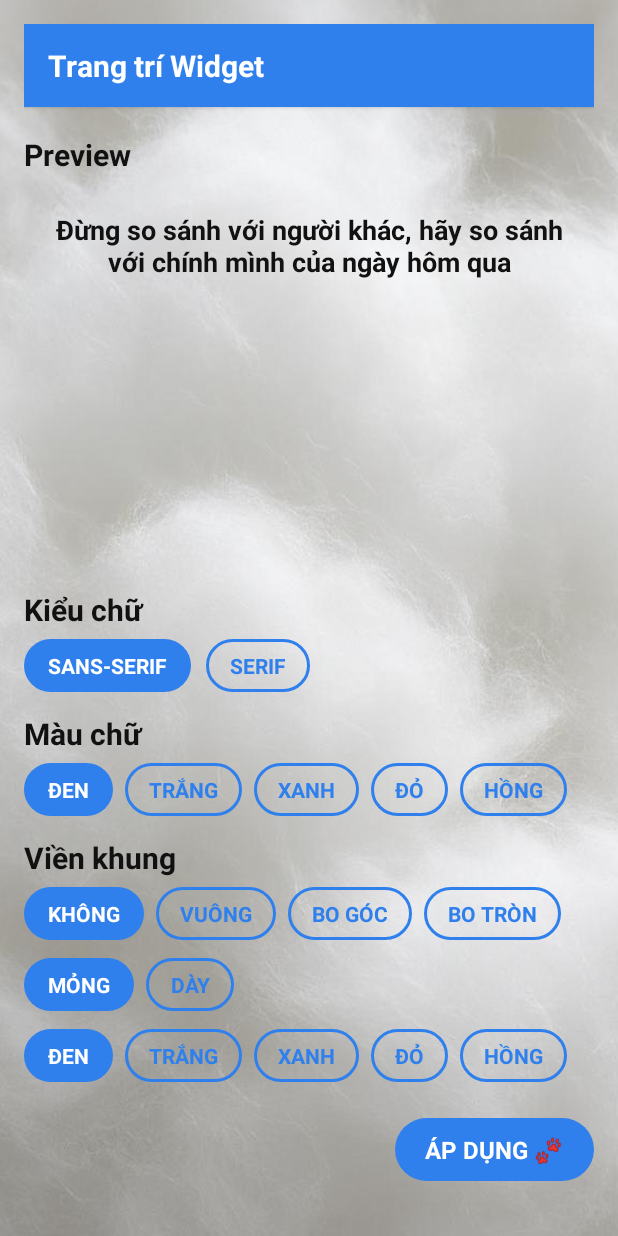
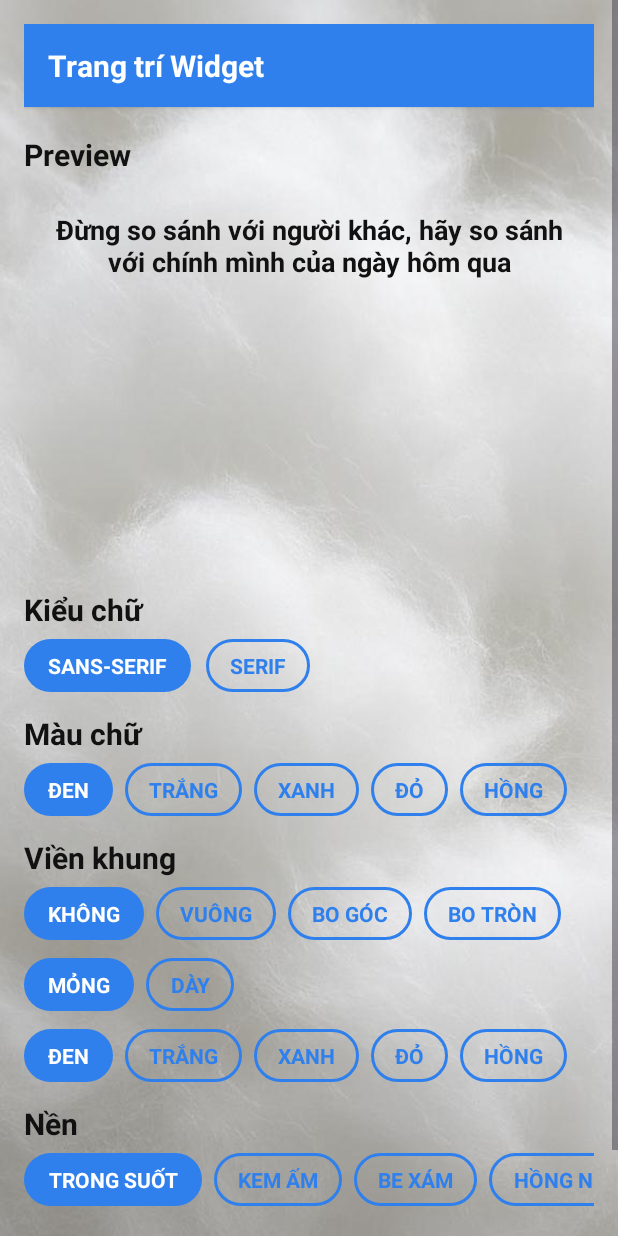
Before and after one commit to glassrose81-ui/Meowwidgetapp, an Android app: the WidgetDecorActivity screen opened directly, with no data from a screen before it, on a phone screen of 412 x 824 dp. Run offline under Robolectric (Android 15) with nearby library versions, the phone set to English and light mode, and no system bars.

Commit message:
Update WidgetDecorActivity.kt

```diff
--- a/app/src/main/java/com/meowwidget/gd1/ui/decor/WidgetDecorActivity.kt
+++ b/app/src/main/java/com/meowwidget/gd1/ui/decor/WidgetDecorActivity.kt
@@ -24,6 +24,8 @@ class WidgetDecorActivity : AppCompatActivity() {
     private var selectedBorderStyleBtn: TextView? = null
     private var selectedBorderWidthBtn: TextView? = null
     private var selectedBorderColorBtn: TextView? = null
+
+    private var selectedBgBtn: TextView? = null
 
     // Current preview values
     private var borderStyle: String = "none" // none | square | round | pill
@@ -66,21 +68,19 @@ class WidgetDecorActivity : AppCompatActivity() {
         val titlePreview = TextView(this).apply {
             text = "Preview"
             setTextColor(0xFF111111.toInt())
-            textSize = 20f   // ↑ from 18f
+            textSize = 20f
             typeface = Typeface.DEFAULT_BOLD
             setPadding(0, dp(18), 0, dp(8))
         }
 
         // Preview card — "border is max": no outer card background
         val previewCard = FrameLayout(this).apply {
-            // No padding here so border can sit at the very edge (max boundary)
-            setPadding(0, 0, 0, 0)
-            minimumHeight = dp(240) // roomy enough for B5 later
+            setPadding(0, 0, 0, 0) // border sits at edge
+            minimumHeight = dp(240)
             layoutParams = LinearLayout.LayoutParams(
                 ViewGroup.LayoutParams.MATCH_PARENT,
                 ViewGroup.LayoutParams.WRAP_CONTENT
             ).apply { bottomMargin = dp(20) }
-            // background left transparent; border will define the visible edge
         }
 
         // Layers
@@ -98,7 +98,6 @@ class WidgetDecorActivity : AppCompatActivity() {
             )
             visibility = View.GONE
         }
-        // Inner content area with padding so text doesn't touch the border
         val contentLayer = FrameLayout(this).apply {
             setPadding(dp(16), dp(16), dp(16), dp(16))
             layoutParams = FrameLayout.LayoutParams(
@@ -108,10 +107,9 @@ class WidgetDecorActivity : AppCompatActivity() {
         }
         val previewQuote = TextView(this).apply {
             text = "Đừng so sánh với người khác, hãy so sánh với chính mình của ngày hôm qua"
-            setTextColor(0xFF111111.toInt()) // default text color
+            setTextColor(0xFF111111.toInt())
             textSize = 18f
             gravity = Gravity.CENTER
-            // default: SANS + BOLD to match real widget feel
             typeface = Typeface.SANS_SERIF
             setTypeface(typeface, Typeface.BOLD)
             layoutParams = FrameLayout.LayoutParams(
@@ -120,35 +118,26 @@ class WidgetDecorActivity : AppCompatActivity() {
             )
         }
         contentLayer.addView(previewQuote)
-
         previewCard.addView(bgLayer)
         previewCard.addView(borderLayer)
         previewCard.addView(contentLayer)
 
         // ===== B4.1: Kiểu chữ & Màu chữ (Preview ONLY) =====
 
-        // Title: Font
         val titleFont = TextView(this).apply {
             text = "Kiểu chữ"
             setTextColor(0xFF111111.toInt())
-            textSize = 20f   // ↑ from 18f
+            textSize = 20f
             typeface = Typeface.DEFAULT_BOLD
             setPadding(0, dp(8), 0, dp(6))
         }
-
-        val fontRow = LinearLayout(this).apply {
-            orientation = LinearLayout.HORIZONTAL
-        }
-
+        val fontRow = LinearLayout(this).apply { orientation = LinearLayout.HORIZONTAL }
         val btnSans = outlineButton("SANS-SERIF")
         val btnSerif = outlineButton("SERIF")
-
-        // default selection: SANS
         setButtonSelected(btnSans, true)
         selectedFontBtn = btnSans
         previewQuote.typeface = Typeface.SANS_SERIF
         previewQuote.setTypeface(previewQuote.typeface, Typeface.BOLD)
-
         btnSans.setOnClickListener {
             if (selectedFontBtn !== btnSans) {
                 setButtonSelected(selectedFontBtn, false)
@@ -167,30 +156,21 @@ class WidgetDecorActivity : AppCompatActivity() {
                 previewQuote.setTypeface(previewQuote.typeface, Typeface.BOLD)
             }
         }
-
         fontRow.addView(btnSans)
         fontRow.addView(spaceH(dp(10)))
         fontRow.addView(btnSerif)
-
-        // Wrap fontRow to avoid squeezing on small screens
         val fontScroll = HorizontalScrollView(this).apply { isHorizontalScrollBarEnabled = false }
         fontScroll.addView(fontRow)
 
-        // Title: Text color
         val titleColor = TextView(this).apply {
             text = "Màu chữ"
             setTextColor(0xFF111111.toInt())
-            textSize = 20f   // ↑ from 18f
+            textSize = 20f
             typeface = Typeface.DEFAULT_BOLD
             setPadding(0, dp(14), 0, dp(6))
         }
-
-        val colorRow = LinearLayout(this).apply {
-            orientation = LinearLayout.HORIZONTAL
-        }
-
+        val colorRow = LinearLayout(this).apply { orientation = LinearLayout.HORIZONTAL }
         data class ColorOpt(val name: String, val value: Int)
-
         val colors = listOf(
             ColorOpt("ĐEN", 0xFF111111.toInt()),
             ColorOpt("TRẮNG", 0xFFFFFFFF.toInt()),
@@ -198,11 +178,10 @@ class WidgetDecorActivity : AppCompatActivity() {
             ColorOpt("ĐỎ", 0xFFC62828.toInt()),
             ColorOpt("HỒNG", 0xFFF48FB1.toInt())
         )
-
         colors.forEachIndexed { idx, opt ->
             val b = outlineButton(opt.name)
             if (idx == 0) {
-                setButtonSelected(b, true) // default select BLACK
+                setButtonSelected(b, true)
                 selectedTextColorBtn = b
             }
             b.setOnClickListener {
@@ -216,8 +195,6 @@ class WidgetDecorActivity : AppCompatActivity() {
             colorRow.addView(b)
             if (idx != colors.size - 1) colorRow.addView(spaceH(dp(8)))
         }
-
-        // Wrap colorRow to avoid squeezing on small screens
         val colorScroll = HorizontalScrollView(this).apply { isHorizontalScrollBarEnabled = false }
         colorScroll.addView(colorRow)
 
@@ -226,7 +203,7 @@ class WidgetDecorActivity : AppCompatActivity() {
         val titleBorder = TextView(this).apply {
             text = "Viền khung"
             setTextColor(0xFF111111.toInt())
-            textSize = 20f   // ↑ from 18f
+            textSize = 20f
             typeface = Typeface.DEFAULT_BOLD
             setPadding(0, dp(14), 0, dp(6))
         }
@@ -237,13 +214,10 @@ class WidgetDecorActivity : AppCompatActivity() {
         val btnStyleSquare = outlineButton("VUÔNG")
         val btnStyleRound = outlineButton("BO GÓC")
         val btnStylePill = outlineButton("BO TRÒN")
-
-        // default: KHÔNG
         setButtonSelected(btnStyleNone, true)
         selectedBorderStyleBtn = btnStyleNone
         borderStyle = "none"
         updateBorder(borderLayer)
-
         btnStyleNone.setOnClickListener {
             if (selectedBorderStyleBtn !== btnStyleNone) {
                 setButtonSelected(selectedBorderStyleBtn, false)
@@ -280,7 +254,6 @@ class WidgetDecorActivity : AppCompatActivity() {
                 updateBorder(borderLayer)
             }
         }
-
         styleRow.addView(btnStyleNone)
         styleRow.addView(spaceH(dp(8)))
         styleRow.addView(btnStyleSquare)
@@ -288,11 +261,10 @@ class WidgetDecorActivity : AppCompatActivity() {
         styleRow.addView(btnStyleRound)
         styleRow.addView(spaceH(dp(8)))
         styleRow.addView(btnStylePill)
-
         val styleScroll = HorizontalScrollView(this).apply { isHorizontalScrollBarEnabled = false }
         styleScroll.addView(styleRow)
 
-        // Row: Width (MỎNG / DÀY) — add 12dp spacing above to not touch style row
+        // Row: Width (MỎNG / DÀY) — 12dp spacing above
         val widthRow = LinearLayout(this).apply {
             orientation = LinearLayout.HORIZONTAL
             layoutParams = LinearLayout.LayoutParams(
@@ -302,13 +274,10 @@ class WidgetDecorActivity : AppCompatActivity() {
         }
         val btnThin = outlineButton("MỎNG")
         val btnThick = outlineButton("DÀY")
-
-        // default: MỎNG
         setButtonSelected(btnThin, true)
         selectedBorderWidthBtn = btnThin
         borderWidthDp = 2
         updateBorder(borderLayer)
-
         btnThin.setOnClickListener {
             if (selectedBorderWidthBtn !== btnThin) {
                 setButtonSelected(selectedBorderWidthBtn, false)
@@ -327,18 +296,16 @@ class WidgetDecorActivity : AppCompatActivity() {
                 updateBorder(borderLayer)
             }
         }
-
         widthRow.addView(btnThin)
         widthRow.addView(spaceH(dp(8)))
         widthRow.addView(btnThick)
 
         // Row: Border color (reuse text palette) — 12dp spacing from widthRow
         val borderColorRow = LinearLayout(this).apply { orientation = LinearLayout.HORIZONTAL }
-
         colors.forEachIndexed { idx, opt ->
             val b = outlineButton(opt.name)
             if (idx == 0) {
-                setButtonSelected(b, true) // default select BLACK
+                setButtonSelected(b, true)
                 selectedBorderColorBtn = b
                 borderColor = opt.value
             }
@@ -354,15 +321,60 @@ class WidgetDecorActivity : AppCompatActivity() {
             borderColorRow.addView(b)
             if (idx != colors.size - 1) borderColorRow.addView(spaceH(dp(8)))
         }
-
         val borderColorScroll = HorizontalScrollView(this).apply {
             isHorizontalScrollBarEnabled = false
             layoutParams = LinearLayout.LayoutParams(
                 ViewGroup.LayoutParams.MATCH_PARENT,
                 ViewGroup.LayoutParams.WRAP_CONTENT
-            ).apply { topMargin = dp(12) } // spacing 12dp
+            ).apply { topMargin = dp(12) }
         }
         borderColorScroll.addView(borderColorRow)
+
+        // ===== B4.3: Nền (Preview ONLY) =====
+        val titleBg = TextView(this).apply {
+            text = "Nền"
+            setTextColor(0xFF111111.toInt())
+            textSize = 20f
+            typeface = Typeface.DEFAULT_BOLD
+            setPadding(0, dp(14), 0, dp(6))
+        }
+
+        data class BgOpt(val name: String, val color: Int, val isTransparent: Boolean = false)
+        val bgOpts = listOf(
+            BgOpt("TRONG SUỐT", 0x00000000, true),
+            BgOpt("KEM ẤM", 0xFFFFF8E1.toInt()),
+            BgOpt("BE XÁM", 0xFFF5F5F7.toInt()),
+            BgOpt("HỒNG NHẠT", 0xFFFCE4EC.toInt()),
+            BgOpt("XANH MINT", 0xFFE6F7F2.toInt()),
+            BgOpt("XANH THAN", 0xFF263238.toInt())
+        )
+
+        val bgRow = LinearLayout(this).apply { orientation = LinearLayout.HORIZONTAL }
+        bgOpts.forEachIndexed { idx, opt ->
+            val b = outlineButton(opt.name)
+            if (idx == 0) {
+                setButtonSelected(b, true) // default: transparent
+                selectedBgBtn = b
+                bgLayer.visibility = View.GONE
+            }
+            b.setOnClickListener {
+                if (selectedBgBtn !== b) {
+                    setButtonSelected(selectedBgBtn, false)
+                    setButtonSelected(b, true)
+                    selectedBgBtn = b
+                }
+                if (opt.isTransparent) {
+                    bgLayer.visibility = View.GONE
+                } else {
+                    bgLayer.setBackgroundColor(opt.color)
+                    bgLayer.visibility = View.VISIBLE
+                }
+            }
+            bgRow.addView(b)
+            if (idx != bgOpts.size - 1) bgRow.addView(spaceH(dp(8)))
+        }
+        val bgScroll = HorizontalScrollView(this).apply { isHorizontalScrollBarEnabled = false }
+        bgScroll.addView(bgRow)
 
         // ===== Action row =====
         val actionRow = LinearLayout(this).apply {
@@ -383,7 +395,7 @@ class WidgetDecorActivity : AppCompatActivity() {
             layoutParams = LinearLayout.LayoutParams(
                 ViewGroup.LayoutParams.WRAP_CONTENT,
                 ViewGroup.LayoutParams.WRAP_CONTENT
-            ).apply { topMargin = dp(24) } // increased to 24dp
+            ).apply { topMargin = dp(24) } // 24dp as requested
             setOnClickListener {
                 // B4.x: preview only — persistence/wiring will be added in B4.4
                 finish()
@@ -391,7 +403,7 @@ class WidgetDecorActivity : AppCompatActivity() {
         }
         actionRow.addView(applyBtn)
 
-        // Build tree — ensure order: style → width → color
+        // Build tree — ensure visual spacing order
         content.addView(header)
         content.addView(titlePreview)
         content.addView(previewCard)
@@ -406,6 +418,9 @@ class WidgetDecorActivity : AppCompatActivity() {
         content.addView(styleScroll)
         content.addView(widthRow)
         content.addView(borderColorScroll)
+
+        content.addView(titleBg)
+        content.addView(bgScroll)
 
         content.addView(actionRow)
 
```
